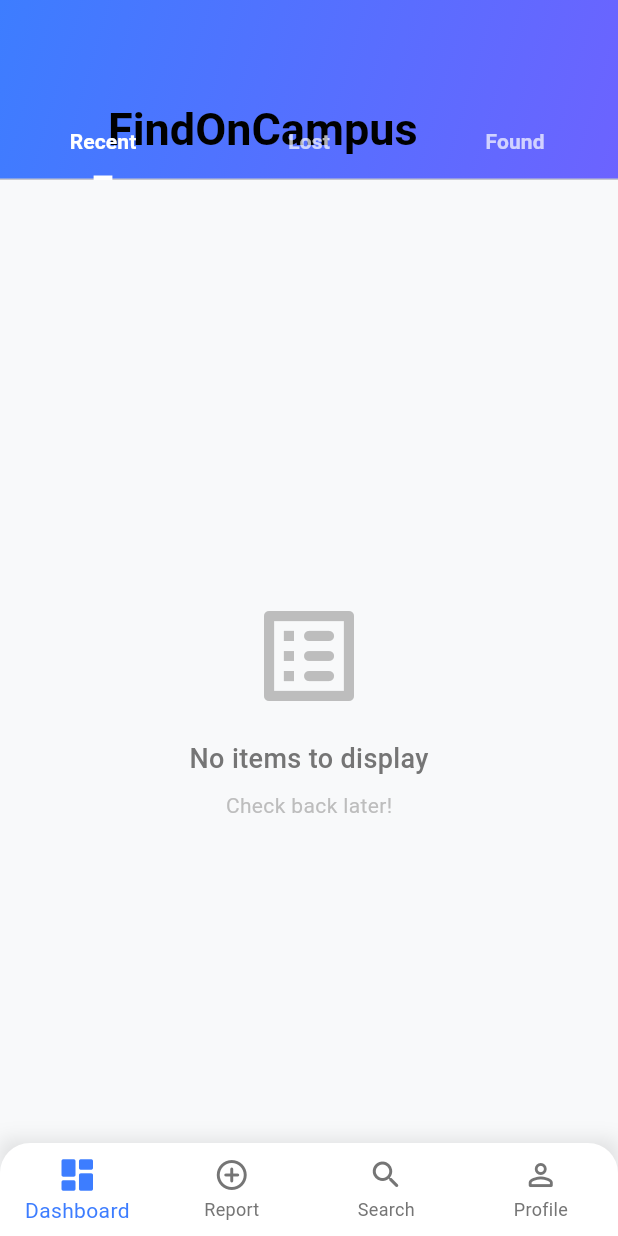
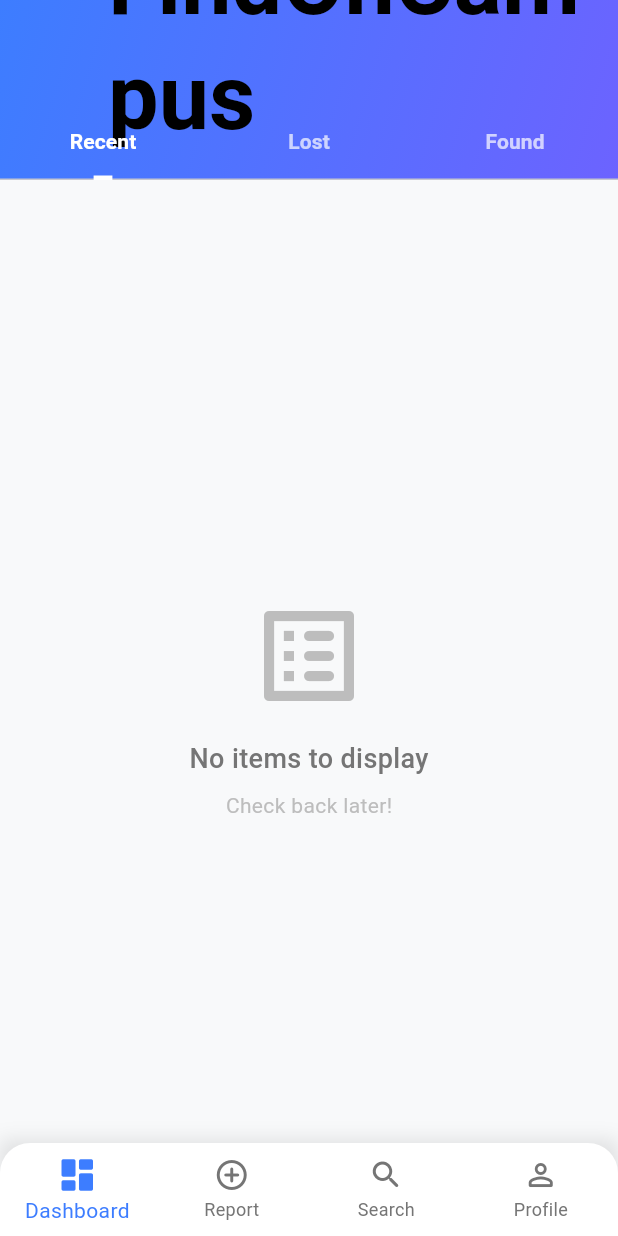
Before and after one commit to Abdallah-Afifi/Find_On_Campus, a Flutter app: the screen it shows after launch, on a phone screen of 412 x 824 dp. Run offline on Flutter 3.47's test engine with Material 3 defaults, Android fonts, the phone set to English and light mode, and no system bars; our stand-ins replace cloud_firestore, firebase_auth, firebase_core, firebase_messaging, firebase_storage, flutter_local_notifications and 2 more; accounts and stored records are empty; network calls fail.

Commit message:
Update dashboard_screen.dart

```diff
--- a/find_on_campus/lib/screens/dashboard_screen.dart
+++ b/find_on_campus/lib/screens/dashboard_screen.dart
@@ -59,14 +59,15 @@ class _DashboardScreenState extends State<DashboardScreen> with SingleTickerProv
               return [
                 SliverAppBar(
                   expandedHeight: 120.0,
-                  floating: false,
+                  floating: true,
                   pinned: true,
+                  centerTitle: true,
                   flexibleSpace: FlexibleSpaceBar(
                     title: const Text(
                       'FindOnCampus',
                       style: TextStyle(
                         fontWeight: FontWeight.bold,
-                        fontSize: 20,
+                        fontSize: 40,
                       ),
                     ),
                     background: Container(
```
